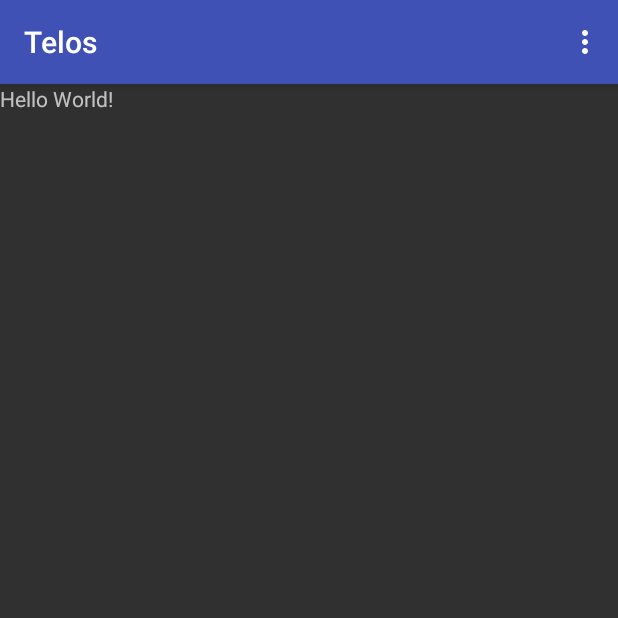
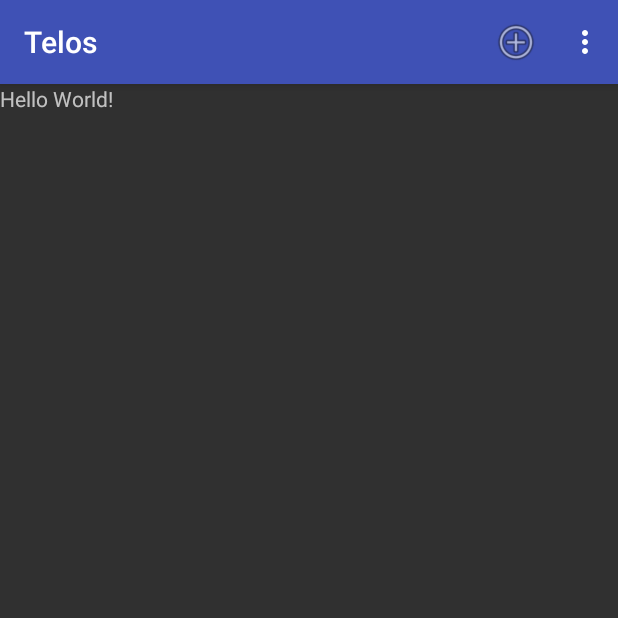
Before and after one commit to cpe305Spring17/spring2017-project-cdushana, an Android app: the screen it shows after launch (MainActivity), on a phone screen of 412 x 824 dp, the top half of it. Run offline under Robolectric (Android 15) with nearby library versions, the light colour scheme and no system bars.

Commit message:
Added add action icon to action bar

```diff
--- a/app/src/main/java/com/telos/christianaushana/telos/MainActivity.java
+++ b/app/src/main/java/com/telos/christianaushana/telos/MainActivity.java
@@ -7,8 +7,6 @@ import android.util.Log;
 import android.view.Menu;
 import android.view.MenuInflater;
 import android.view.MenuItem;
-import android.view.View;
-import android.widget.Button;
 
 public class MainActivity extends AppCompatActivity {
 
@@ -37,7 +35,9 @@ public class MainActivity extends AppCompatActivity {
 //                showMenu();
                 startActivity(new Intent(this, Settings.class));
                 return true;
-
+            case R.id.add_action:
+                Log.d(TAG, "add action");
+                return true;
             default:
                 return super.onOptionsItemSelected(item);
         }
@@ -46,8 +46,7 @@ public class MainActivity extends AppCompatActivity {
     @Override
     public boolean onCreateOptionsMenu(Menu menu) {
         MenuInflater inflater = getMenuInflater();
-//        inflater.inflate(R.menu.menu, menu);
-        inflater.inflate(R.menu.settings_menu, menu);
+        inflater.inflate(R.menu.menu, menu);
         return true;
     }
 }
--- a/app/src/main/res/menu/settings_menu.xml
+++ b/app/src/main/res/menu/menu.xml
@@ -1,9 +1,16 @@
 <?xml version="1.0" encoding="utf-8"?>
 <menu xmlns:android="http://schemas.android.com/apk/res/android"
+    xmlns:app="http://schemas.android.com/apk/res-auto"
     android:layout_height="match_parent"
     android:layout_width="match_parent">
     <item
         android:id="@+id/settings_menu"
         android:title="Settings"
-        android:showAsAction="ifRoom"/>
+        app:showAsAction="never"/>
+
+    <item
+        android:id="@+id/add_action"
+        android:icon="@drawable/ic_menu_add"
+        app:showAsAction="ifRoom"
+        android:title="Add Goal" />
 </menu>
```
Also changed, not shown: app/src/main/res/drawable/ic_menu_add.png (added).
